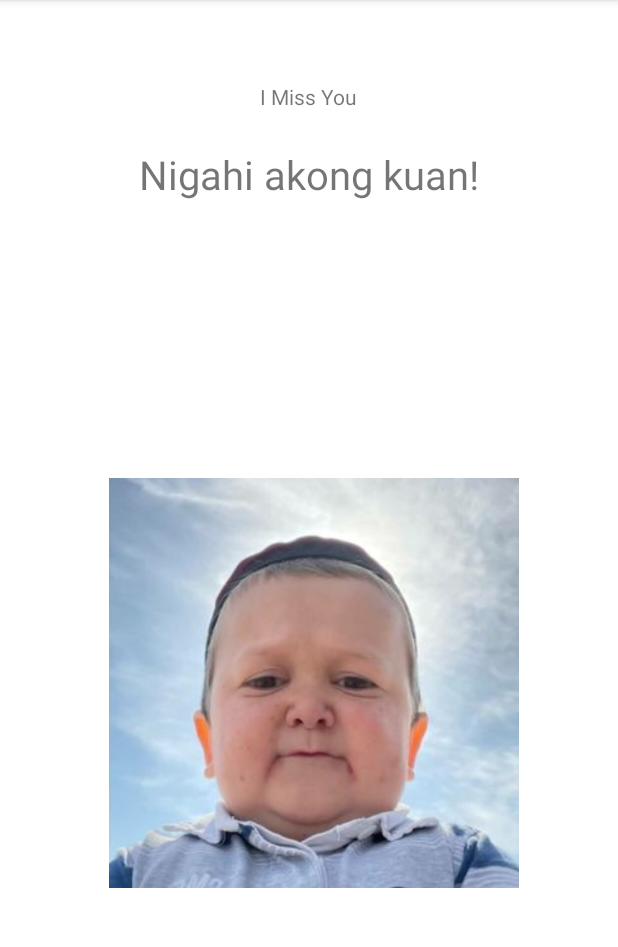
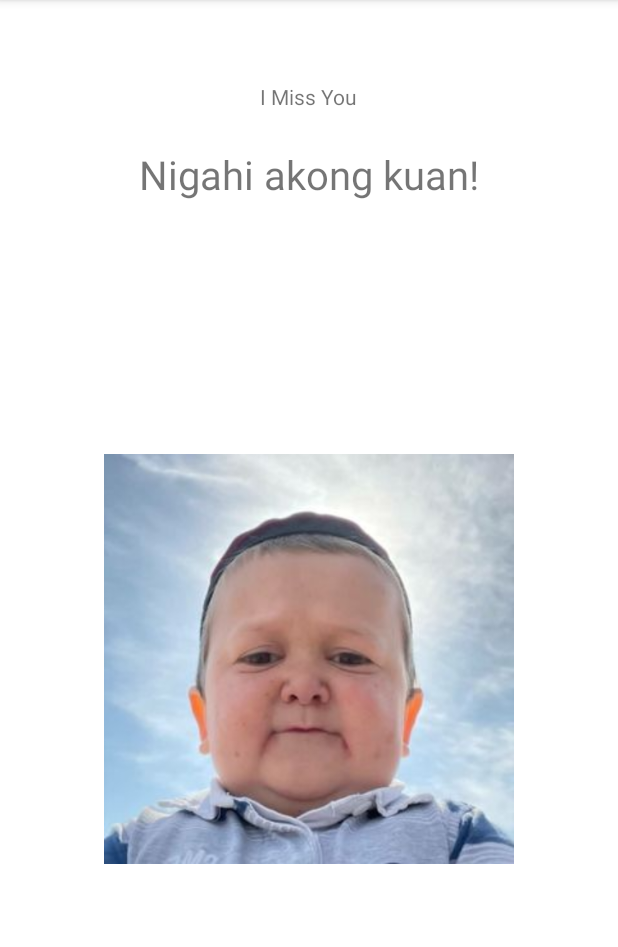
Before and after one commit to PocariNoSweat/Lim_MyFirstApp, an Android app: the screen it shows after launch (MainActivity), on a phone screen of 412 x 824 dp, the part 84-1031 px from its top. Run offline under Robolectric (Android 15) with nearby library versions, the phone set to English and light mode, and no system bars.

Commit message:
gi center nako si hasbullah

```diff
--- a/app/src/main/res/layout/activity_main.xml
+++ b/app/src/main/res/layout/activity_main.xml
@@ -32,10 +32,11 @@
         android:id="@+id/imageView"
         android:layout_width="349dp"
         android:layout_height="273dp"
-        android:layout_marginEnd="28dp"
-        android:layout_marginBottom="176dp"
+        android:layout_marginBottom="192dp"
         app:layout_constraintBottom_toBottomOf="parent"
         app:layout_constraintEnd_toEndOf="parent"
+        app:layout_constraintHorizontal_bias="0.5"
+        app:layout_constraintStart_toStartOf="parent"
         app:srcCompat="@drawable/hasbullah"
         tools:ignore="ImageContrastCheck" />
 
```
